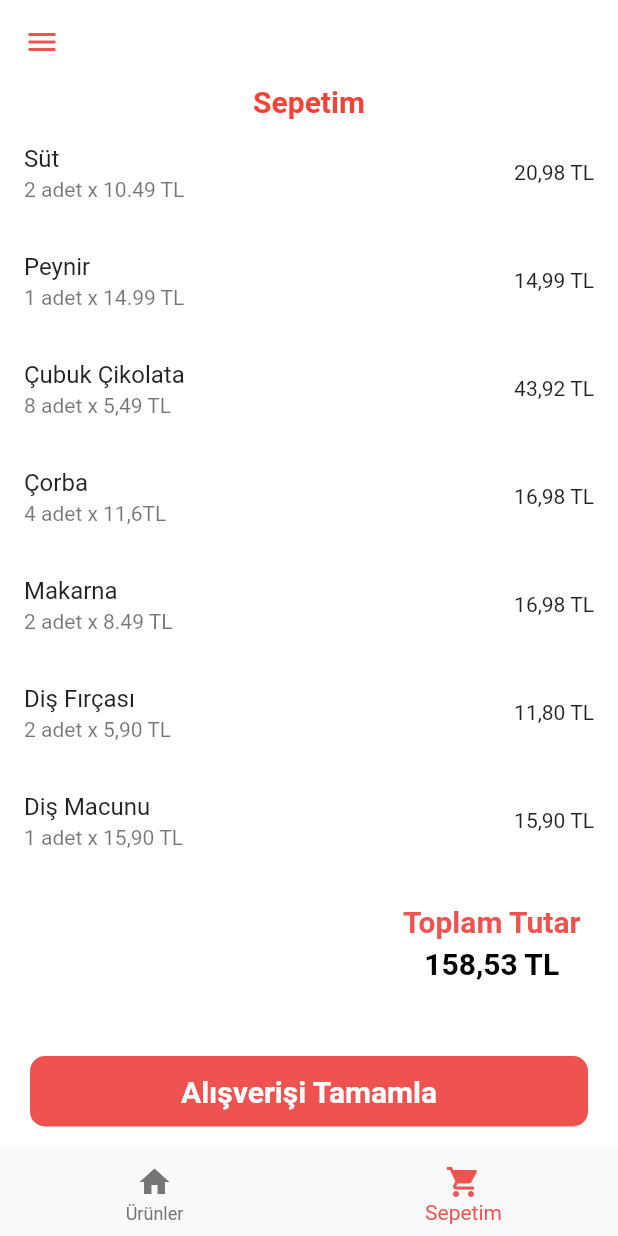
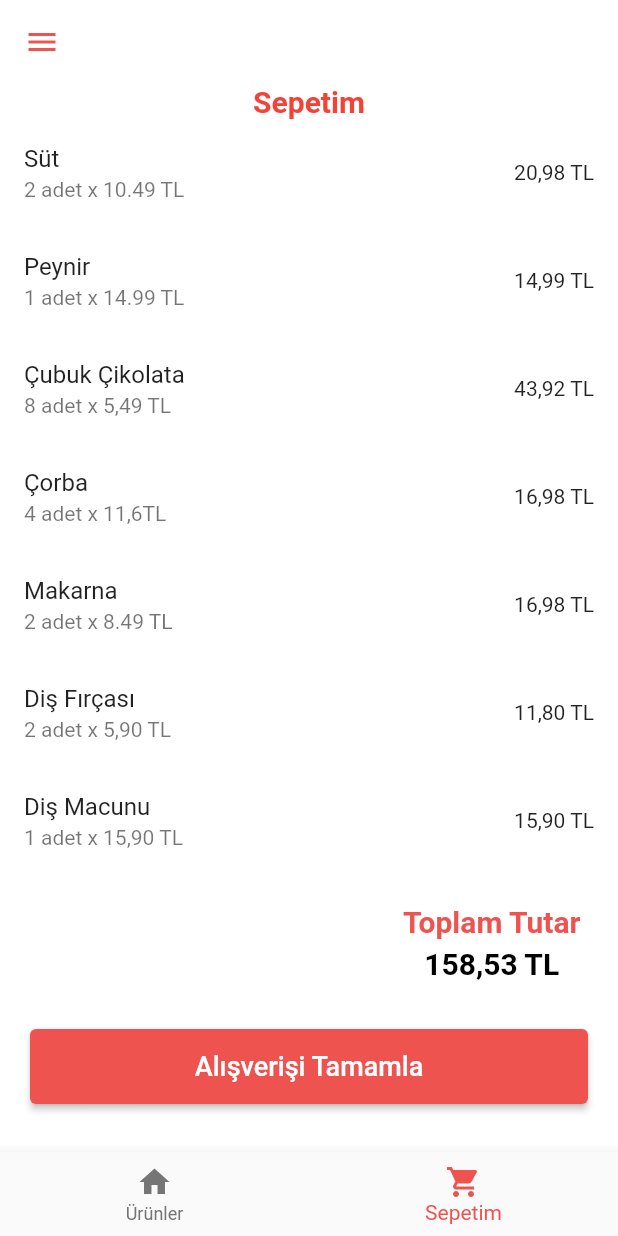
Before and after one commit to EkremDilber/F-Market, a Flutter app: the screen it shows after launch, item 2 of the bottom bar chosen, on a phone screen of 412 x 824 dp. Run offline on Flutter 3.47's test engine with Material 2 defaults, Android fonts, the phone set to English and light mode, and no system bars; network calls fail.

Commit message:
modified main & sepetim dart files

```diff
--- a/lib/main.dart
+++ b/lib/main.dart
@@ -1,6 +1,7 @@
 // ignore_for_file: prefer_const_constructors, prefer_const_literals_to_create_immutables, prefer_final_fields, library_private_types_in_public_api, use_key_in_widget_constructors
 
 import 'package:flutter/material.dart';
+import 'package:flutter/services.dart';
 import 'package:fmarket/sepetim.dart';
 import 'package:fmarket/urunler.dart';
 
@@ -9,12 +10,13 @@ void main() => runApp(MyApp());
 class MyApp extends StatelessWidget {
   @override
   Widget build(BuildContext context) {
+    SystemChrome.setSystemUIOverlayStyle(SystemUiOverlayStyle(
+      statusBarColor: Colors.red[700], // Status Bar rengi
+    ));
     return MaterialApp(
       debugShowCheckedModeBanner: false,
-      title: 'Projem',
-      theme: ThemeData(
-        primarySwatch: Colors.green,
-      ),
+      title: 'fmarket',
+      theme: ThemeData(),
       home: AnaSayfa(),
     );
   }
@@ -59,7 +61,7 @@ class _AnaSayfaState extends State<AnaSayfa> {
                   ),
                 ),
                 decoration: BoxDecoration(
-                  color: Colors.red[400],
+                  color: Colors.red[700],
                 ),
               ),
               ListTile(
@@ -85,6 +87,7 @@ class _AnaSayfaState extends State<AnaSayfa> {
         ),
         backgroundColor: Colors.white,
         appBar: AppBar(
+          systemOverlayStyle: SystemUiOverlayStyle.light,
           iconTheme: IconThemeData(color: Colors.red[400]),
           elevation: 0.0,
           backgroundColor: Colors.white,
--- a/lib/sepetim.dart
+++ b/lib/sepetim.dart
@@ -1,4 +1,4 @@
-// ignore_for_file: prefer_const_literals_to_create_immutables, prefer_const_constructors
+// ignore_for_file: prefer_const_literals_to_create_immutables, prefer_const_constructors, sort_child_properties_last
 
 import 'package:flutter/material.dart';
 
@@ -85,32 +85,19 @@ class Sepetim extends StatelessWidget {
           ),
         ],
       ),
-      SizedBox(height: 30.0),
-      Material(
-        color: Colors.white,
-        child: InkWell(
-          splashColor: Colors.red[100],
-          highlightColor: Colors.red[50],
-          onTap: () {},
-          child: Padding(
-            padding: const EdgeInsets.all(20.0),
-            child: Container(
-              height: 47.0,
-              decoration: BoxDecoration(
-                borderRadius: BorderRadius.circular(10.0),
-                color: Colors.red[400],
-              ),
-              child: Center(
-                child: Text(
-                  "Alışverişi Tamamla",
-                  style: TextStyle(
-                    fontSize: 20.0,
-                    fontWeight: FontWeight.bold,
-                    color: Colors.white,
-                  ),
-                ),
-              ),
-            ),
+      SizedBox(height: 32.0),
+      Padding(
+        padding: const EdgeInsets.only(right: 20.0, left: 20.0, bottom: 20.0),
+        child: ElevatedButton(
+          onPressed: () {},
+          child: Text(
+            "Alışverişi Tamamla",
+            style: TextStyle(fontSize: 18.0, fontWeight: FontWeight.w500),
+          ),
+          style: ElevatedButton.styleFrom(
+            fixedSize: Size(100, 50),
+            backgroundColor: Colors.red[400],
+            foregroundColor: Colors.white,
           ),
         ),
       ),
```
